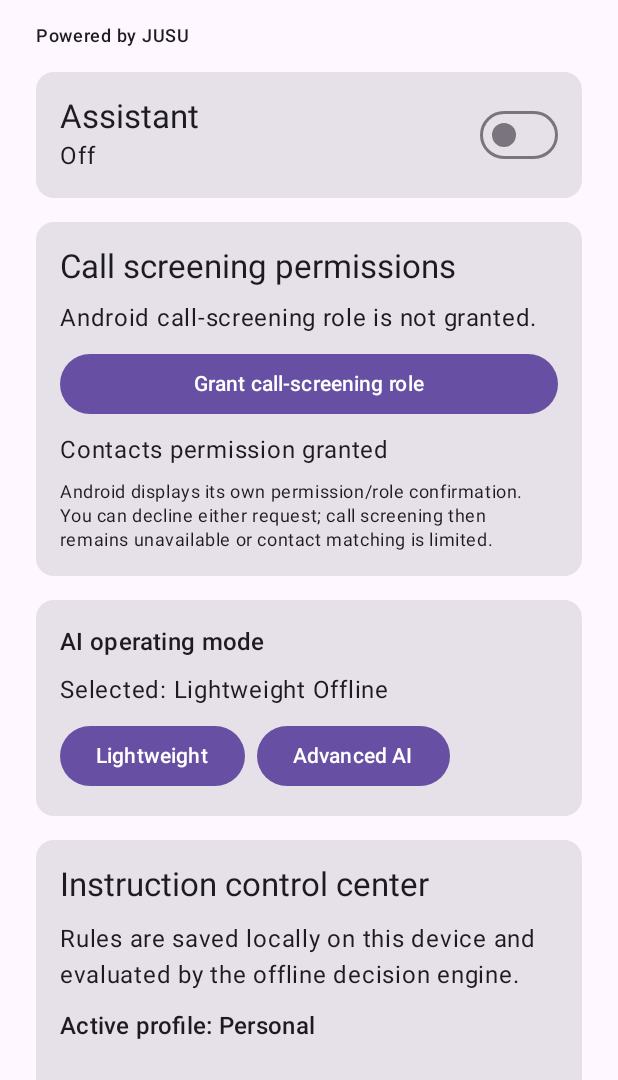
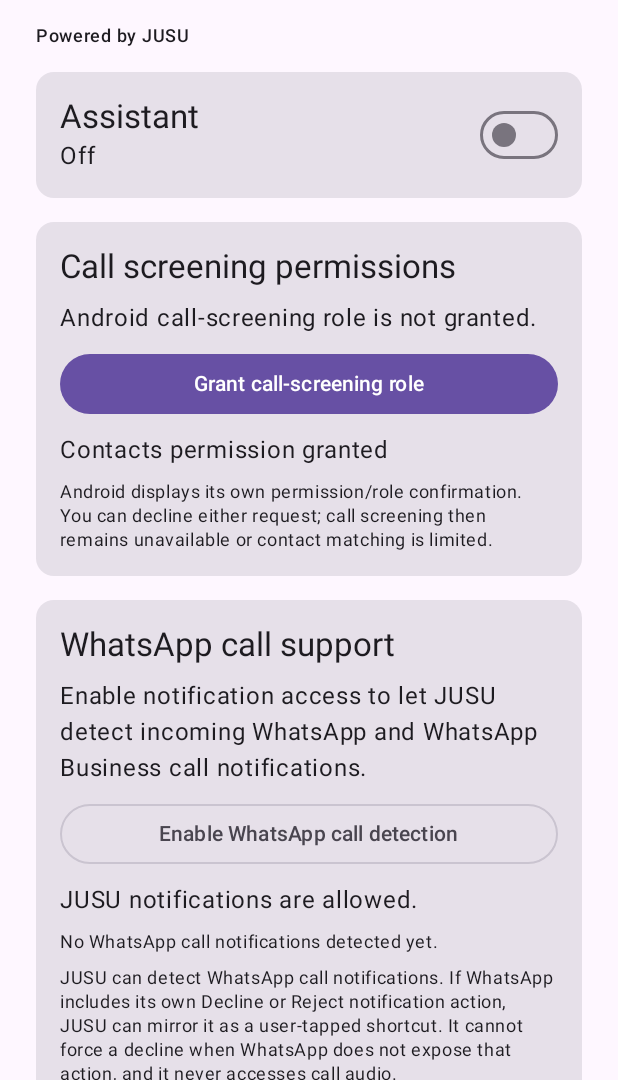
Before and after one commit to jusu9882-a11y/JUSU-AI-CALL-ASSISTANT, an Android app built with Jetpack Compose: the screen it shows after launch (MainActivity), on a phone screen of 412 x 824 dp, the part 156-1236 px from its top. Run offline under Robolectric (Android 15) with nearby library versions, the phone set to English and light mode, and no system bars; our stand-ins replace Room's generated code.

Commit message:
Add WhatsApp call detection and decline shortcut
Implement WhatsApp and WhatsApp Business call notification detection, permission onboarding, optional user-triggered decline shortcut when WhatsApp exposes the action, and document platform limitations.

```diff
--- a/app/build.gradle.kts
+++ b/app/build.gradle.kts
@@ -12,8 +12,8 @@ android {
         applicationId = "com.jusu.aicallassistant"
         minSdk = 26
         targetSdk = 35
-        versionCode = 3
-        versionName = "0.3.0"
+        versionCode = 4
+        versionName = "0.4.0"
     }
     buildFeatures { compose = true }
     compileOptions {
--- a/app/src/main/java/com/jusu/aicallassistant/MainActivity.kt
+++ b/app/src/main/java/com/jusu/aicallassistant/MainActivity.kt
@@ -3,6 +3,8 @@ package com.jusu.aicallassistant
 import android.Manifest
 import android.app.role.RoleManager
 import android.content.Intent
+import android.content.ComponentName
+import android.provider.Settings
 import android.content.pm.PackageManager
 import android.os.Build
 import android.os.Bundle
@@ -18,6 +20,7 @@ import androidx.compose.ui.Alignment
 import androidx.compose.ui.Modifier
 import androidx.compose.ui.unit.dp
 import com.jusu.aicallassistant.data.InstructionRepository
+import com.jusu.aicallassistant.calls.WhatsAppCallNotificationListener
 import com.jusu.aicallassistant.engine.CallAction
 import com.jusu.aicallassistant.engine.CallInstruction
 import com.jusu.aicallassistant.engine.CallerScope
@@ -27,8 +30,15 @@ import java.util.UUID
 class MainActivity : ComponentActivity() {
     private var screeningRoleHeld by mutableStateOf(false)
     private var contactsPermissionGranted by mutableStateOf(false)
+    private var whatsappNotificationAccessGranted by mutableStateOf(false)
+    private var notificationsPermissionGranted by mutableStateOf(Build.VERSION.SDK_INT < 33)
+    private var whatsappDeclineActionAvailable by mutableStateOf(false)
+    private var lastWhatsAppCallLabel by mutableStateOf("")
+    private var lastWhatsAppCallApp by mutableStateOf("")
+    private var lastWhatsAppCallTime by mutableStateOf(0L)
     private var roleLauncher: androidx.activity.result.ActivityResultLauncher<Intent>? = null
     private var contactsLauncher: androidx.activity.result.ActivityResultLauncher<String>? = null
+    private var notificationsLauncher: androidx.activity.result.ActivityResultLauncher<String>? = null
 
     override fun onCreate(savedInstanceState: Bundle?) {
         super.onCreate(savedInstanceState)
@@ -36,6 +46,9 @@ class MainActivity : ComponentActivity() {
             refreshPermissionState()
         }
         contactsLauncher = registerForActivityResult(ActivityResultContracts.RequestPermission()) {
+            refreshPermissionState()
+        }
+        notificationsLauncher = registerForActivityResult(ActivityResultContracts.RequestPermission()) {
             refreshPermissionState()
         }
         refreshPermissionState()
@@ -59,6 +72,16 @@ class MainActivity : ComponentActivity() {
                 repository = repository,
                 screeningRoleHeld = screeningRoleHeld,
                 contactsPermissionGranted = contactsPermissionGranted,
+                whatsappNotificationAccessGranted = whatsappNotificationAccessGranted,
+                notificationsPermissionGranted = notificationsPermissionGranted,
+                whatsappDeclineActionAvailable = whatsappDeclineActionAvailable,
+                lastWhatsAppCallLabel = lastWhatsAppCallLabel,
+                lastWhatsAppCallApp = lastWhatsAppCallApp,
+                lastWhatsAppCallTime = lastWhatsAppCallTime,
+                onRequestWhatsAppAccess = { startActivity(Intent(Settings.ACTION_NOTIFICATION_LISTENER_SETTINGS)) },
+                onRequestNotificationsPermission = {
+                    if (Build.VERSION.SDK_INT >= 33) notificationsLauncher?.launch(Manifest.permission.POST_NOTIFICATIONS)
+                },
                 onRequestScreeningRole = { requestScreeningRole() },
                 onRequestContactsPermission = {
                     contactsLauncher?.launch(Manifest.permission.READ_CONTACTS)
@@ -78,6 +101,18 @@ class MainActivity : ComponentActivity() {
         } else false
         contactsPermissionGranted =
             checkSelfPermission(Manifest.permission.READ_CONTACTS) == PackageManager.PERMISSION_GRANTED
+        val listenerComponent = ComponentName(this, WhatsAppCallNotificationListener::class.java).flattenToString()
+        val enabledListeners = Settings.Secure.getString(contentResolver, "enabled_notification_listeners").orEmpty()
+        whatsappNotificationAccessGranted = enabledListeners.split(":").any {
+            it.equals(listenerComponent, ignoreCase = true)
+        }
+        notificationsPermissionGranted = Build.VERSION.SDK_INT < 33 ||
+            checkSelfPermission(Manifest.permission.POST_NOTIFICATIONS) == PackageManager.PERMISSION_GRANTED
+        val whatsappPrefs = getSharedPreferences(WhatsAppCallNotificationListener.PREFERENCES, MODE_PRIVATE)
+        lastWhatsAppCallLabel = whatsappPrefs.getString(WhatsAppCallNotificationListener.KEY_LAST_LABEL, "").orEmpty()
+        lastWhatsAppCallApp = whatsappPrefs.getString(WhatsAppCallNotificationListener.KEY_LAST_APP, "").orEmpty()
+        lastWhatsAppCallTime = whatsappPrefs.getLong(WhatsAppCallNotificationListener.KEY_LAST_TIME, 0L)
+        whatsappDeclineActionAvailable = whatsappPrefs.getBoolean(WhatsAppCallNotificationListener.KEY_DECLINE_AVAILABLE, false)
     }
 
     private fun requestScreeningRole() {
@@ -98,8 +133,16 @@ private fun JusuHome(
     repository: InstructionRepository,
     screeningRoleHeld: Boolean,
     contactsPermissionGranted: Boolean,
+    whatsappNotificationAccessGranted: Boolean,
+    notificationsPermissionGranted: Boolean,
+    whatsappDeclineActionAvailable: Boolean,
+    lastWhatsAppCallLabel: String,
+    lastWhatsAppCallApp: String,
+    lastWhatsAppCallTime: Long,
     onRequestScreeningRole: () -> Unit,
-    onRequestContactsPermission: () -> Unit
+    onRequestContactsPermission: () -> Unit,
+    onRequestWhatsAppAccess: () -> Unit,
+    onRequestNotificationsPermission: () -> Unit
 ) {
     val scope = rememberCoroutineScope()
     var instructions by remember { mutableStateOf(emptyList<CallInstruction>()) }
@@ -147,6 +190,32 @@ private fun JusuHome(
                             }
                         }
                         Text("Android displays its own permission/role confirmation. You can decline either request; call screening then remains unavailable or contact matching is limited.", style = MaterialTheme.typography.bodySmall)
+                    }
+                }
+
+                Card(Modifier.fillMaxWidth()) {
+                    Column(Modifier.padding(16.dp), verticalArrangement = Arrangement.spacedBy(8.dp)) {
+                        Text("WhatsApp call support", style = MaterialTheme.typography.titleLarge)
+                        Text(if (whatsappNotificationAccessGranted) "WhatsApp call notification access is enabled." else "Enable notification access to let JUSU detect incoming WhatsApp and WhatsApp Business call notifications.")
+                        if (!whatsappNotificationAccessGranted) {
+                            OutlinedButton(onClick = onRequestWhatsAppAccess, modifier = Modifier.fillMaxWidth()) {
+                                Text("Enable WhatsApp call detection")
+                            }
+                        }
+                        Text(if (notificationsPermissionGranted) "JUSU notifications are allowed." else "Allow notifications so JUSU can show an optional decline shortcut when WhatsApp provides one.")
+                        if (!notificationsPermissionGranted) {
+                            OutlinedButton(onClick = onRequestNotificationsPermission, modifier = Modifier.fillMaxWidth()) {
+                                Text("Allow JUSU notifications")
+                            }
+                        }
+                        if (lastWhatsAppCallTime > 0L) {
+                            Text("Last detected: $lastWhatsAppCallApp · $lastWhatsAppCallLabel")
+                            Text(if (whatsappDeclineActionAvailable) "WhatsApp exposed a decline action for the last detected call." else "WhatsApp did not expose a supported decline action for the last detected call.", style = MaterialTheme.typography.bodySmall)
+                            Text(java.text.DateFormat.getDateTimeInstance().format(java.util.Date(lastWhatsAppCallTime)), style = MaterialTheme.typography.bodySmall)
+                        } else {
+                            Text("No WhatsApp call notifications detected yet.", style = MaterialTheme.typography.bodySmall)
+                        }
+                        Text("JUSU can detect WhatsApp call notifications. If WhatsApp includes its own Decline or Reject notification action, JUSU can mirror it as a user-tapped shortcut. It cannot force a decline when WhatsApp does not expose that action, and it never accesses call audio.", style = MaterialTheme.typography.bodySmall)
                     }
                 }
 
```
Also changed, not shown: app/src/main/AndroidManifest.xml (+11 -0 lines), app/src/main/java/com/jusu/aicallassistant/calls/WhatsAppCallNotificationListener.kt (added, +121 -0 lines), 1 other file.
